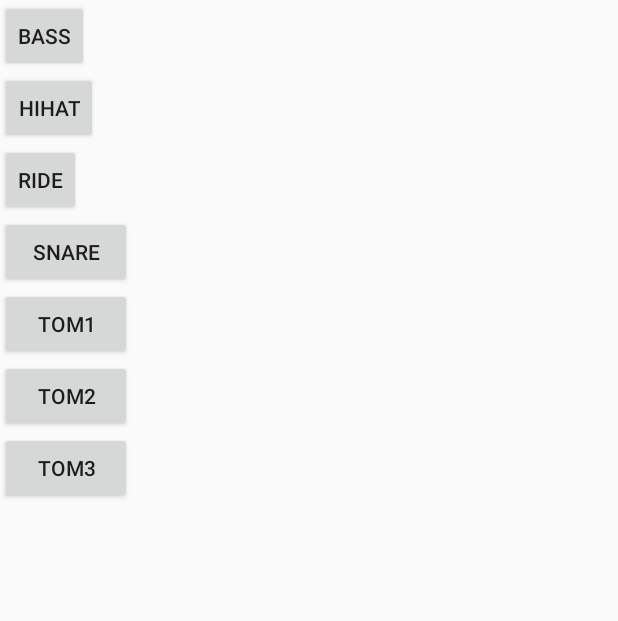
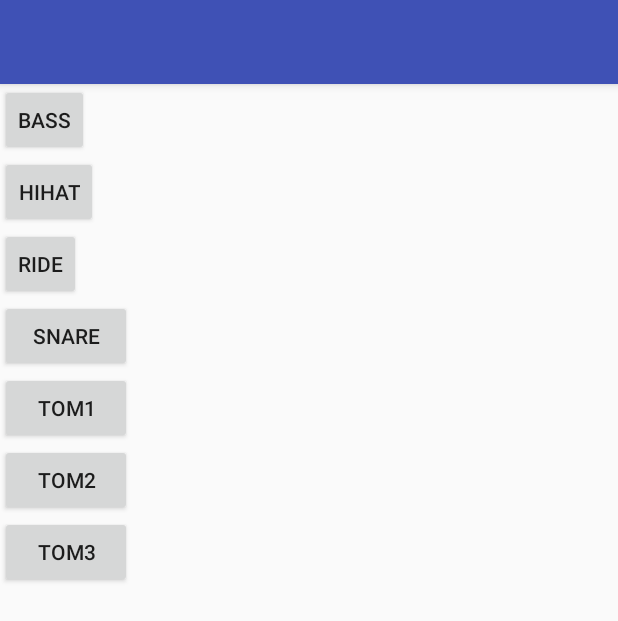
Before and after one commit to chaseadams509/Shared_VirtualDrummer, an Android app: the Sound screen opened directly, with no data from a screen before it, on a phone screen of 412 x 824 dp. Shown: the top 621 px of the screen. Run offline under Robolectric (Android 15) with nearby library versions, the light colour scheme and no system bars.

Commit message:
Added Menu Bar

```diff
--- a/app/src/main/res/layout/sound.xml
+++ b/app/src/main/res/layout/sound.xml
@@ -1,7 +1,31 @@
 <?xml version="1.0" encoding="utf-8"?>
-<LinearLayout xmlns:android="http://schemas.android.com/apk/res/android"
-    android:orientation="vertical" android:layout_width="match_parent"
-    android:layout_height="match_parent">
+<android.support.design.widget.CoordinatorLayout
+    xmlns:android="http://schemas.android.com/apk/res/android"
+    xmlns:app="http://schemas.android.com/apk/res-auto"
+    xmlns:tools="http://schemas.android.com/tools"
+    android:layout_width="match_parent"
+    android:layout_height="match_parent"
+    android:fitsSystemWindows="true"
+    tools:context="s10.shared_virtualdrummer">
+
+    <LinearLayout xmlns:android="http://schemas.android.com/apk/res/android"
+        android:orientation="vertical"
+        android:layout_width="match_parent"
+        android:layout_height="match_parent">
+
+    <android.support.design.widget.AppBarLayout
+        android:layout_width="match_parent"
+        android:layout_height="wrap_content"
+        android:theme="@style/AppTheme.AppBarOverlay">
+
+        <android.support.v7.widget.Toolbar
+            android:id="@+id/toolbar"
+            android:layout_width="match_parent"
+            android:layout_height="?attr/actionBarSize"
+            android:background="?attr/colorPrimary"
+            app:popupTheme="@style/AppTheme.PopupOverlay" />
+
+    </android.support.design.widget.AppBarLayout>
 
     <Button
         style="?android:attr/buttonStyleSmall"
@@ -48,3 +72,5 @@
         android:text="Tom3"
         android:id="@+id/play_tom3" />
 </LinearLayout>
+
+</android.support.design.widget.CoordinatorLayout>
```
